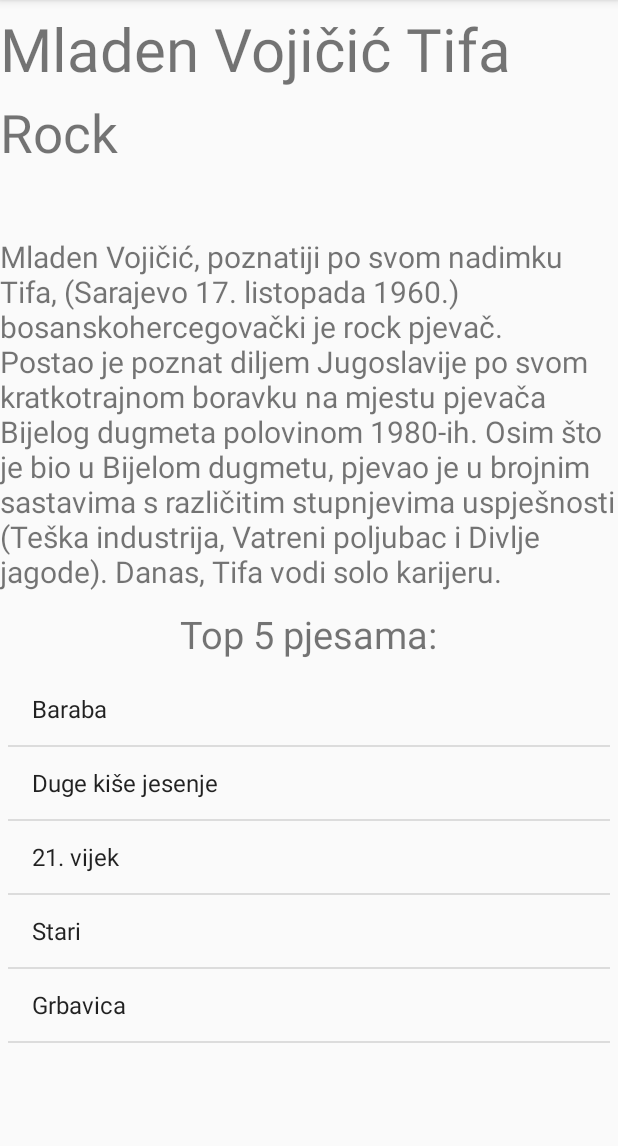
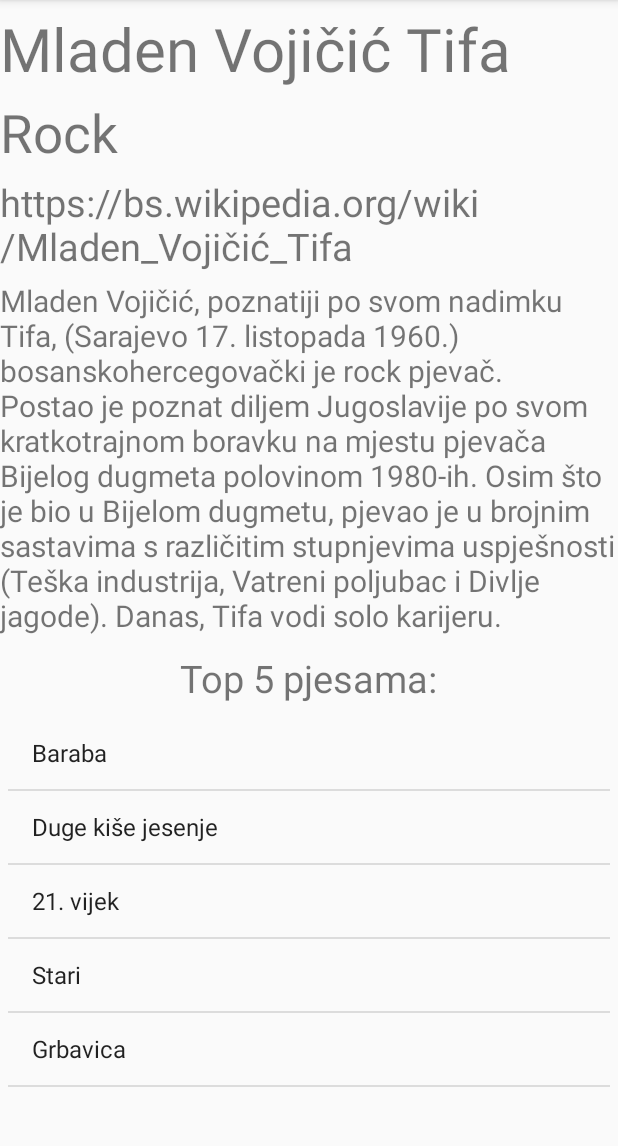
Before and after one commit to avid-dz/VJ-18182, an Android app: the screen it shows after launch (PrikazDetaljaOMuzicaruActivity), after a tap on "Mladen Vojičić Tifa", on a phone screen of 412 x 824 dp, the part 84-1230 px from its top. Run offline under Robolectric (Android 15) with nearby library versions, the light colour scheme and no system bars.

Commit message:
Implementovana funkcionalnost otvaranja web stranice muzicara klikom na link

```diff
--- a/app/src/main/java/ba/unsa/etf/rma/VJ_18182/MainActivity.java
+++ b/app/src/main/java/ba/unsa/etf/rma/VJ_18182/MainActivity.java
@@ -61,7 +61,7 @@
         listaTop5Pjesama0.add("Rođen spreman");
         listaTop5Pjesama0.add("Dukat srca");
         listaMuzicara.add(new Muzicar("Nedeljko Bajić Baja", "Folk",
-                "www.nedeljkobajicbaja.com",
+                "http://www.nedeljkobajicbaja.com",
                 "Nedeljko Bajić Baja (9. juni 1968. Šipovo, Jugoslavija) je srbijanski " +
                         "pop-folk pjevač porijeklom iz Bosne i Hercegovine. ", "folk1", listaTop5Pjesama0));
         ArrayList<String> listaTop5Pjesama1 = new ArrayList<>();
@@ -71,7 +71,7 @@
         listaTop5Pjesama1.add("Najmanje");
         listaTop5Pjesama1.add("Lozinka za raj");
         listaMuzicara.add(new Muzicar("Željko Vasić", "Pop",
-                "zeljkovasic.com", "Željko Vasić (rođen je 10. decembra 1979. " +
+                "http://www.zeljkovasic.com", "Željko Vasić (rođen je 10. decembra 1979. " +
                 "godine u Zaječaru) je srpski pop pevač, kompozitor i tekstopisac.", "pop1", listaTop5Pjesama1));
         ArrayList<String> listaTop5Pjesama2 = new ArrayList<>();
         listaTop5Pjesama2.add("Baraba");
@@ -79,7 +79,8 @@
         listaTop5Pjesama2.add("21. vijek");
         listaTop5Pjesama2.add("Stari");
         listaTop5Pjesama2.add("Grbavica");
-        listaMuzicara.add(new Muzicar("Mladen Vojičić Tifa", "Rock", "",
+        listaMuzicara.add(new Muzicar("Mladen Vojičić Tifa", "Rock",
+                "https://bs.wikipedia.org/wiki/Mladen_Vojičić_Tifa",
                 "Mladen Vojičić, poznatiji po svom nadimku Tifa, " +
                 "(Sarajevo 17. listopada 1960.) bosanskohercegovački je rock pjevač. " +
                 "Postao je poznat diljem Jugoslavije po svom kratkotrajnom boravku na mjestu pjevača " +
--- a/app/src/main/java/ba/unsa/etf/rma/VJ_18182/PrikazDetaljaOMuzicaruActivity.java
+++ b/app/src/main/java/ba/unsa/etf/rma/VJ_18182/PrikazDetaljaOMuzicaruActivity.java
@@ -1,7 +1,10 @@
 package ba.unsa.etf.rma.VJ_18182;
 
+import android.content.Intent;
+import android.net.Uri;
 import android.os.Bundle;
 import android.support.v7.app.AppCompatActivity;
+import android.view.View;
 import android.widget.ArrayAdapter;
 import android.widget.ListView;
 import android.widget.TextView;
@@ -34,5 +37,18 @@
         pjesme = getIntent().getStringArrayListExtra("top5PjesamaMuzicara");
         adapter = new ArrayAdapter<>(this, android.R.layout.simple_list_item_1, pjesme);
         listaTop5Pjesama.setAdapter(adapter);
+        postaviListenerNaLink();
+    }
+
+    private void postaviListenerNaLink() {
+        textViewWebStranicaMuzicara.setOnClickListener(new View.OnClickListener() {
+            @Override
+            public void onClick(View v) {
+                Intent intent = new Intent(Intent.ACTION_VIEW);
+                intent.setData(Uri.parse(getIntent().getStringExtra("webStranicaMuzicara")));
+                if (intent.resolveActivity(getPackageManager()) != null)
+                    startActivity(intent);
+            }
+        });
     }
 }
```
